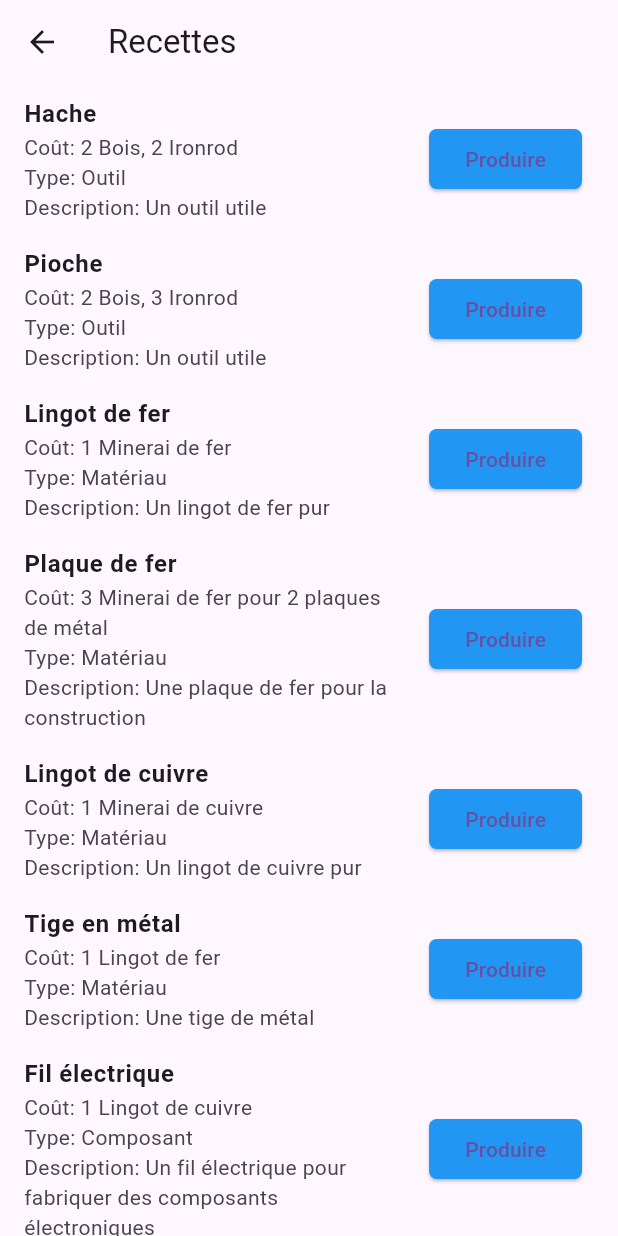
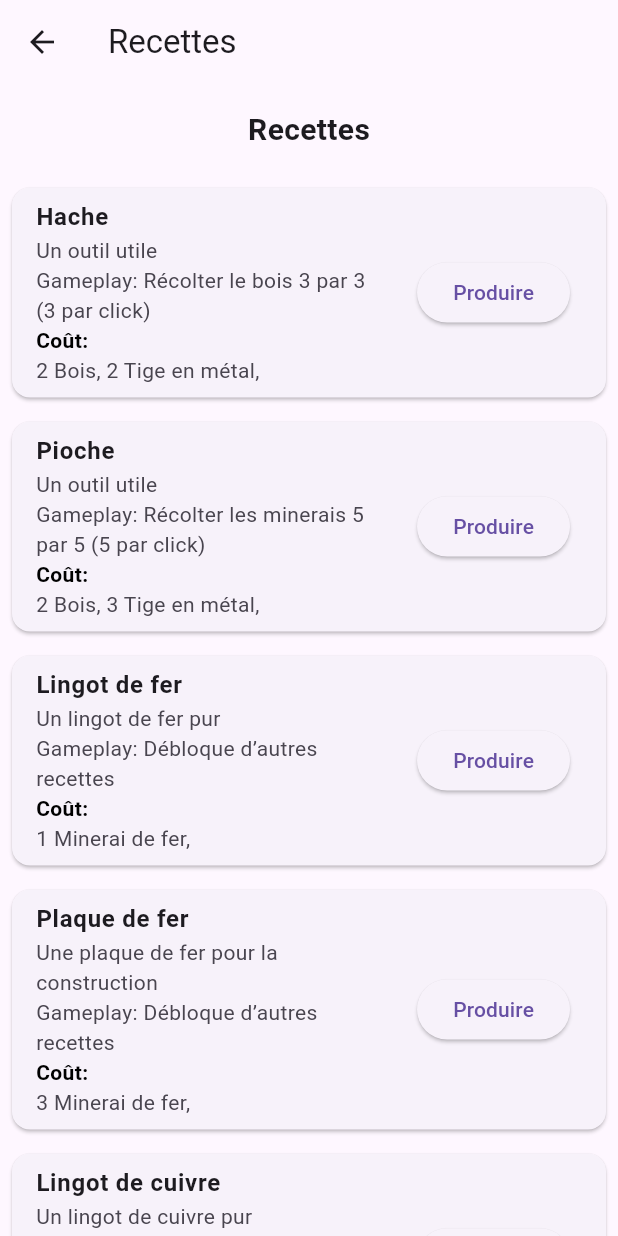
Before and after one commit to flols/dev_natif, a Flutter app: the screen it shows after launch, after a tap on the "shopping cart" icon, on a phone screen of 412 x 824 dp. Run offline on Flutter 3.47's test engine with Material 3 defaults, Android fonts, the phone set to English and light mode, and no system bars.

Commit message:
updating the ressource and recette page

```diff
--- /dev/null
+++ b/lib/data/data.dart
@@ -0,0 +1,114 @@
+class Recette {
+  final String nom;
+  final List<RessourceQuantite> cout;
+  final String gameplay;
+  final String type;
+  final String description;
+
+  Recette({
+    required this.nom,
+    required this.cout,
+    required this.gameplay,
+    required this.type,
+    required this.description,
+  });
+
+  get quantiteProduite => null;
+}
+
+class RessourceQuantite {
+  final String nom;
+  final int quantite;
+
+  RessourceQuantite({required this.nom, required this.quantite});
+}
+
+List<Recette> recettes = [
+  Recette(
+    nom: 'Hache',
+    cout: [
+      RessourceQuantite(nom: 'Bois', quantite: 2),
+      RessourceQuantite(nom: 'Tige en métal', quantite: 2),
+    ],
+    gameplay: 'Récolter le bois 3 par 3 (3 par click)',
+    type: 'Outil',
+    description: 'Un outil utile',
+  ),
+  Recette(
+    nom: 'Pioche',
+    cout: [
+      RessourceQuantite(nom: 'Bois', quantite: 2),
+      RessourceQuantite(nom: 'Tige en métal', quantite: 3),
+    ],
+    gameplay: 'Récolter les minerais 5 par 5 (5 par click)',
+    type: 'Outil',
+    description: 'Un outil utile',
+  ),
+  Recette(
+    nom: 'Lingot de fer',
+    cout: [
+      RessourceQuantite(nom: 'Minerai de fer', quantite: 1),
+    ],
+    gameplay: 'Débloque d’autres recettes',
+    type: 'Matériau',
+    description: 'Un lingot de fer pur',
+  ),
+  Recette(
+    nom: 'Plaque de fer',
+    cout: [
+      RessourceQuantite(nom: 'Minerai de fer', quantite: 3),
+    ],
+    gameplay: 'Débloque d’autres recettes',
+    type: 'Matériau',
+    description: 'Une plaque de fer pour la construction',
+  ),
+  Recette(
+    nom: 'Lingot de cuivre',
+    cout: [
+      RessourceQuantite(nom: 'Minerai de cuivre', quantite: 1),
+    ],
+    gameplay: 'Débloque d’autres recettes',
+    type: 'Matériau',
+    description: 'Un lingot de cuivre pur',
+  ),
+  Recette(
+    nom: 'Tige en métal',
+    cout: [
+      RessourceQuantite(nom: 'Lingot de fer', quantite: 1),
+    ],
+    gameplay: 'Débloque d’autres',
+    type: 'Matériau',
+    description: 'Une tige de métal',
+  ),
+  Recette(
+    nom: 'Fil électrique',
+    cout: [
+      RessourceQuantite(nom: 'Lingot de cuivre', quantite: 1),
+    ],
+    gameplay: 'Débloque d’autres recettes',
+    type: 'Composant',
+    description:
+        'Un fil électrique pour fabriquer des composants électroniques',
+  ),
+  Recette(
+    nom: 'Mineur',
+    cout: [
+      RessourceQuantite(nom: 'Plaque de fer', quantite: 10),
+      RessourceQuantite(nom: 'Fil électrique', quantite: 5),
+    ],
+    gameplay: 'Permet d’extraire automatiquement du minerai de fer ou cuivre',
+    type: 'Bâtiment',
+    description: 'Un bâtiment qui permet d’automatiser le minage',
+  ),
+  Recette(
+    nom: 'Fonderie',
+    cout: [
+      RessourceQuantite(nom: 'Fil électrique', quantite: 5),
+      RessourceQuantite(nom: 'Tige en métal', quantite: 8),
+    ],
+    gameplay:
+        'Permet de transformer automatiquement du minerai de fer ou cuivre en lingot de fer ou cuivre',
+    type: 'Bâtiment',
+    description: 'Un bâtiment qui permet d’automatiser la production',
+  ),
+];
--- a/lib/main.dart
+++ b/lib/main.dart
@@ -1,14 +1,14 @@
 import 'package:flutter/material.dart';
-import 'pages/ressources_page.dart';
 import 'pages/recette_page.dart';
 import 'pages/inventaire_page.dart';
+import 'pages/ressources_page.dart';
 
 void main() {
   runApp(const MainApp());
 }
 
 class MainApp extends StatelessWidget {
-  const MainApp({Key? key}) : super(key: key);
+  const MainApp({super.key});
 
   @override
   Widget build(BuildContext context) {
@@ -20,7 +20,7 @@ class MainApp extends StatelessWidget {
 }
 
 class HomePage extends StatelessWidget {
-  const HomePage({Key? key}) : super(key: key);
+  const HomePage({super.key});
 
   @override
   Widget build(BuildContext context) {
@@ -54,11 +54,30 @@ class HomePage extends StatelessWidget {
           crossAxisSpacing: 0.0,
           mainAxisSpacing: 8.0,
         ),
-        itemCount: 4,
+        itemCount: ressources.length,
         itemBuilder: (BuildContext context, int index) {
-          return Ressource(index: index);
+          return RessourceWidget(ressource: ressources[index]);
         },
       ),
     );
   }
 }
+
+List<Ressource> ressources = [
+  Ressource(
+      nom: 'Bois',
+      couleur: const Color(0xFF967969),
+      description: 'Bois brut'),
+  Ressource(
+      nom: 'Minerai de fer',
+      couleur: const Color(0xFFCED4DA),
+      description: 'Minerai de fer brut'),
+  Ressource(
+      nom: 'Minerai de cuivre',
+      couleur: const Color(0xFFD9480F),
+      description: 'Minerai de cuivre brut'),
+  Ressource(
+      nom: 'Charbon',
+      couleur: const Color(0xFF000000),
+      description: 'Minerai de charbon'),
+];
--- a/lib/pages/inventaire_page.dart
+++ b/lib/pages/inventaire_page.dart
@@ -1,29 +1,7 @@
 import 'package:flutter/material.dart';
 
-class Produit {
-  final String nom;
-  final int quantite;
-
-  Produit(this.nom, this.quantite);
-}
-
-class InventairePage extends StatefulWidget {
+class InventairePage extends StatelessWidget {
   const InventairePage({super.key});
-
-  @override
-  State<InventairePage> createState() => _InventairePageState();
-}
-
-class _InventairePageState extends State<InventairePage> {
-  List<Produit> getInventaireProduits() {
-    List<Produit> inventaireProduits = [
-      Produit("Produit 1", 10),
-      Produit("Produit 2", 5),
-      Produit("Produit 3", 3),
-    ];
-
-    return inventaireProduits;
-  }
 
   @override
   Widget build(BuildContext context) {
@@ -35,31 +13,16 @@ class _InventairePageState extends State<InventairePage> {
         children: [
           Container(
             padding: const EdgeInsets.all(16),
-            child: Center(
+            child: const Center(
               child: Column(
                 mainAxisAlignment: MainAxisAlignment.center,
                 children: [
-                  const Text(
+                  Text(
                     "Inventaire",
                     style: TextStyle(
                       fontSize: 20,
                       fontWeight: FontWeight.bold,
                     ),
-                  ),
-                  ListView.builder(
-                    shrinkWrap: true,
-                    itemCount: getInventaireProduits().length,
-                    itemBuilder: (context, index) {
-                      Produit produit = getInventaireProduits()[index];
-                      return ListTile(
-                        title: Row(
-                          children: [
-                            Expanded(child: Text(produit.nom)),
-                            Text("Quantité: ${produit.quantite}"),
-                          ],
-                        ),
-                      );
-                    },
                   ),
                 ],
               ),
--- a/lib/pages/recette_page.dart
+++ b/lib/pages/recette_page.dart
@@ -1,4 +1,5 @@
 import 'package:flutter/material.dart';
+import '../data/data.dart';
 
 class RecettePage extends StatefulWidget {
   const RecettePage({super.key});
@@ -10,149 +11,109 @@ class RecettePage extends StatefulWidget {
 class _RecettePageState extends State<RecettePage> {
   @override
   Widget build(BuildContext context) {
-    List<Recipe> recipes = [
-      Recipe(
-        name: 'Hache',
-        cost: '2 Bois, 2 Ironrod',
-        gameplay: 'Récolter le bois 3 par 3',
-        type: 'Outil',
-        description: 'Un outil utile',
-      ),
-      Recipe(
-        name: 'Pioche',
-        cost: '2 Bois, 3 Ironrod',
-        gameplay: 'Récolter les minerais 5 par 5',
-        type: 'Outil',
-        description: 'Un outil utile',
-      ),
-      Recipe(
-        name: 'Lingot de fer',
-        cost: '1 Minerai de fer',
-        gameplay: 'Débloque d’autres recettes',
-        type: 'Matériau',
-        description: 'Un lingot de fer pur',
-      ),
-      Recipe(
-        name: 'Plaque de fer',
-        cost: '3 Minerai de fer pour 2 plaques de métal',
-        gameplay: 'Débloque d’autres recettes',
-        type: 'Matériau',
-        description: 'Une plaque de fer pour la construction',
-      ),
-      Recipe(
-        name: 'Lingot de cuivre',
-        cost: '1 Minerai de cuivre',
-        gameplay: 'Débloque d’autres recettes',
-        type: 'Matériau',
-        description: 'Un lingot de cuivre pur',
-      ),
-      Recipe(
-        name: 'Tige en métal',
-        cost: '1 Lingot de fer',
-        gameplay: 'Débloque d’autres recettes',
-        type: 'Matériau',
-        description: 'Une tige de métal',
-      ),
-      Recipe(
-        name: 'Fil électrique',
-        cost: '1 Lingot de cuivre',
-        gameplay: 'Débloque d’autres recettes',
-        type: 'Composant',
-        description:
-            'Un fil électrique pour fabriquer des composants électroniques',
-      ),
-      Recipe(
-        name: 'Mineur',
-        cost: '10 Plaque de fer, 5 Fil électrique',
-        gameplay:
-            'Permet de transformer automatiquement d’extraire du minerai de fer ou cuivre',
-        type: 'Bâtiment',
-        description: 'Un bâtiment qui permet d’automatiser le minage',
-      ),
-      Recipe(
-        name: 'Fonderie',
-        cost: '5 Fil électrique, 8 Tige en métal',
-        gameplay:
-            'Permet de transformer automatiquement du minerai de fer ou cuivre en lingot de fer ou cuivre',
-        type: 'Bâtiment',
-        description: 'Un bâtiment qui permet d’automatiser la production',
-      ),
-    ];
-
     return Scaffold(
       appBar: AppBar(
         title: const Text('Recettes'),
       ),
-      body: ListView.builder(
-        itemCount: recipes.length,
+      body: Column(
+        children: [
+          Container(
+            padding: const EdgeInsets.all(16),
+            child: const Center(
+              child: Column(
+                mainAxisAlignment: MainAxisAlignment.center,
+                children: [
+                  Text(
+                    "Recettes",
+                    style: TextStyle(
+                      fontSize: 20,
+                      fontWeight: FontWeight.bold,
+                    ),
+                  ),
+                ],
+              ),
+            ),
+          ),
+          Expanded(
+            child: ListView.builder(
+              itemCount: recettes.length,
               itemBuilder: (BuildContext context, int index) {
-          Recipe recipe = recipes[index];
-          return ListTile(
+                return RecetteWidget(recette: recettes[index]);
+              },
+            ),
+          ),
+        ],
+      ),
+    );
+  }
+}
+
+class RecetteWidget extends StatelessWidget {
+  final Recette recette;
+
+  const RecetteWidget({super.key, required this.recette});
+
+  @override
+  Widget build(BuildContext context) {
+    return Card(
+      margin: const EdgeInsets.all(8),
+      child: ListTile(
         title: Text(
-              recipe.name,
-              style: TextStyle(
+          recette.nom,
+          style: const TextStyle(
             fontWeight: FontWeight.bold,
-                fontSize: 16,
           ),
         ),
         subtitle: Column(
           crossAxisAlignment: CrossAxisAlignment.start,
           children: [
+            Text(recette.description),
+            Text('Gameplay: ${recette.gameplay}'),
             Text(
-                  'Coût: ${recipe.cost}',
+              'Coût:',
               style: TextStyle(
-                    fontSize: 14,
+                fontWeight: FontWeight.bold,
+                color: Colors.black,
               ),
             ),
-                Text(
-                  'Type: ${recipe.type}',
-                  style: TextStyle(
-                    fontSize: 14,
+            RessourceCostWidget(cout: recette.cout),
+          ],
         ),
-                ),
-                Text(
-                  'Description: ${recipe.description}',
-                  style: TextStyle(
-                    fontSize: 14,
-                  ),
+        trailing: Row(
+          mainAxisSize: MainAxisSize.min,
+          children: [
+            const SizedBox(width: 16),
+            ElevatedButton(
+              onPressed: () {
+                produireObjet(recette.nom);
+              },
+              child: const Text('Produire'),
             ),
           ],
         ),
-            trailing: ElevatedButton(
-              onPressed: () {
-              },
-              style: ElevatedButton.styleFrom(
-                backgroundColor: Colors.blue,
-                shape: RoundedRectangleBorder(
-                  borderRadius: BorderRadius.circular(5.0),
-                ),
-              ),
-              child: const Text(
-                'Produire',
-                style: TextStyle(
-                  fontSize: 14,
-                ),
-              ),
-            ),
-          );
-        },
       ),
     );
   }
+
+  void produireObjet(String nomObjet) {
+    print('Objet produit : $nomObjet');
+    // TODO: implémenter la production d'objet
+  }
 }
 
-class Recipe {
-  final String name;
-  final String cost;
-  final String gameplay;
-  final String type;
-  final String description;
+class RessourceCostWidget extends StatelessWidget {
+  final List<RessourceQuantite> cout;
 
-  Recipe({
-    required this.name,
-    required this.cost,
-    required this.gameplay,
-    required this.type,
-    required this.description,
-  });
+  const RessourceCostWidget({super.key, required this.cout});
+
+  @override
+  Widget build(BuildContext context) {
+    return Row(
+      children: cout
+          .map(
+            (ressource) => Text('${ressource.quantite} ${ressource.nom}, '),
+          )
+          .toList(),
+    );
   }
+}
--- a/lib/pages/ressources_page.dart
+++ b/lib/pages/ressources_page.dart
@@ -1,46 +1,42 @@
 import 'package:flutter/material.dart';
 
-class Ressource extends StatefulWidget {
-  final int index;
+class Ressource {
+  final String nom;
+  final Color couleur;
+  final String description;
 
-  const Ressource({super.key, required this.index});
+  Ressource({
+    required this.nom,
+    required this.couleur,
+    required this.description,
+  });
+}
+
+class RessourceWidget extends StatefulWidget {
+  final Ressource ressource;
+
+  const RessourceWidget({super.key, required this.ressource});
 
   @override
-  State<Ressource> createState() => _RessourceState();
+  State<RessourceWidget> createState() => _RessourceWidgetState();
 }
 
-class _RessourceState extends State<Ressource> {
+class _RessourceWidgetState extends State<RessourceWidget> {
   int quantity = 0;
 
   @override
   Widget build(BuildContext context) {
-    List<Color> colors = [
-      const Color(0xFF967969), // Bois
-      const Color(0xFFCED4DA), // Minerai de fer
-      const Color(0xFFD9480F), // Minerai de cuivre
-      const Color(0xFF000000), // Charbon
-    ];
-
-    List<String> descriptions = [
-      'Bois brut',
-      'Minerai de fer brut',
-      'Minerai de cuivre brut',
-      'Minerai de charbon',
-    ];
-
-    Color color = colors[widget.index];
-
     return Container(
       margin: const EdgeInsets.all(5.0),
       decoration: BoxDecoration(
-        color: color,
+        color: widget.ressource.couleur,
         borderRadius: BorderRadius.circular(5.0),
       ),
       child: Column(
         mainAxisAlignment: MainAxisAlignment.center,
         children: [
           Text(
-            descriptions[widget.index],
+            widget.ressource.description,
             style: const TextStyle(
               color: Colors.white,
               fontSize: 16.0,
@@ -56,12 +52,19 @@ class _RessourceState extends State<Ressource> {
               });
             },
             style: ElevatedButton.styleFrom(
-              backgroundColor: const Color.fromARGB(0, 33, 149, 243),
+              backgroundColor: const Color.fromARGB(255, 255, 255, 255),
               shape: RoundedRectangleBorder(
                 borderRadius: BorderRadius.circular(5.0),
               ),
             ),
-            child: const Text('Miner'),
+            child: const Text(
+              'Miner',
+              style: TextStyle(
+                color: Colors.black,
+                fontSize: 13.0,
+                fontWeight: FontWeight.bold,
+              ),
+            ),
           ),
           const SizedBox(height: 2.0),
           Text(
```
Lines whose indentation alone changed are shown as unchanged.
